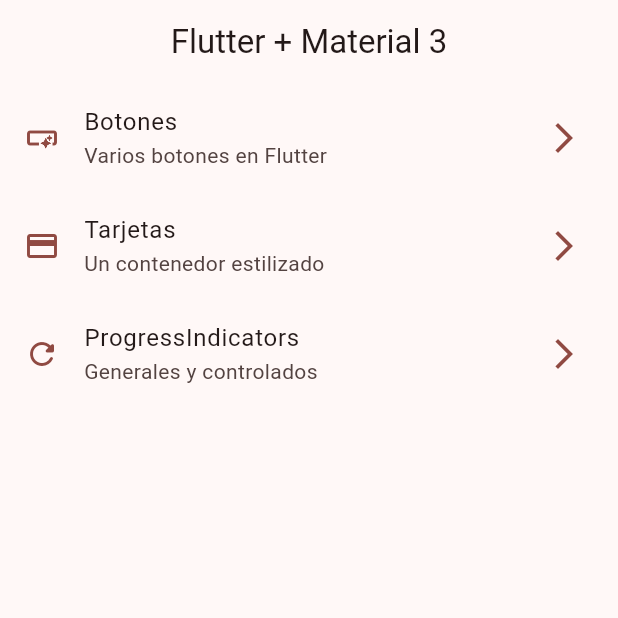
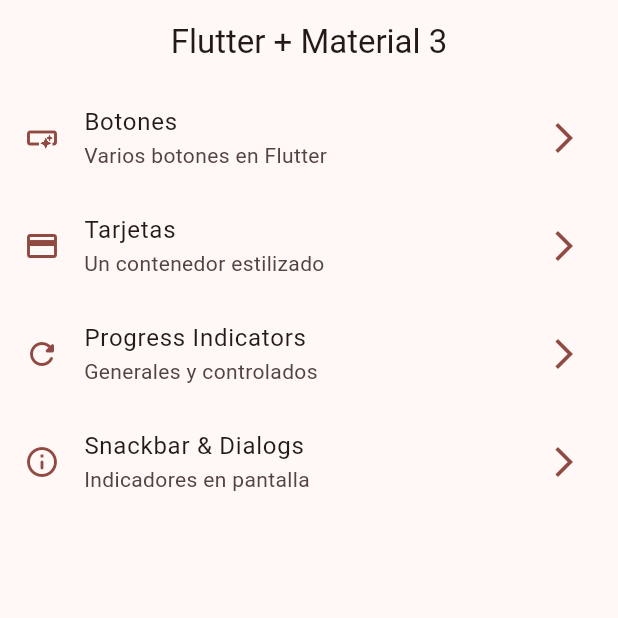
Before and after one commit to JesusDSaavedra/widgets_app, a Flutter app: the screen it shows after launch, on a phone screen of 412 x 824 dp, the top half of it. Run offline on Flutter 3.47's test engine with Material 3 defaults, Android fonts, the phone set to English and light mode, and no system bars; our stand-ins replace go_router.

Commit message:
feat: add Snackbar & Dialogs screen with custom snackbar and dialog functionality

```diff
--- a/lib/config/menu/menu_items.dart
+++ b/lib/config/menu/menu_items.dart
@@ -28,9 +28,15 @@ const appMenuItems = <MenuItem>[
     icon: Icons.credit_card,
   ),
   MenuItem(
-    title: 'ProgressIndicators',
+    title: 'Progress Indicators',
     subtitle: 'Generales y controlados',
     link: '/progress',
     icon: Icons.refresh_rounded,
   ),
+  MenuItem(
+    title: 'Snackbar & Dialogs',
+    subtitle: 'Indicadores en pantalla',
+    link: '/snackbars',
+    icon: Icons.info_outline_rounded,
+  ),
 ];
--- a/lib/config/router/app_router.dart
+++ b/lib/config/router/app_router.dart
@@ -32,6 +32,13 @@ final GoRouter appRouter = GoRouter(
             return const ProgressScreen();
           },
         ),
+        GoRoute(
+          name: SnackbarScreen.name,
+          path: 'snackbars',
+          builder: (BuildContext context, GoRouterState state) {
+            return const SnackbarScreen();
+          },
+        ),
       ],
     ),
   ],
```
Also changed, not shown: lib/presentation/screens/snackbar/snackbar_screen.dart (+61 -2 lines).
